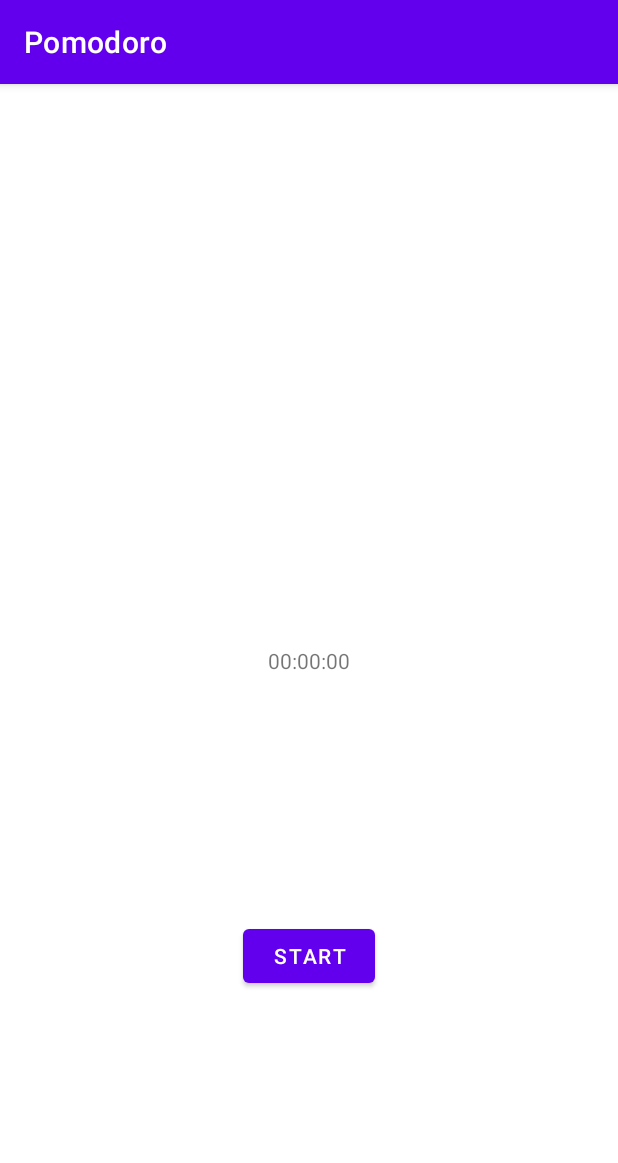
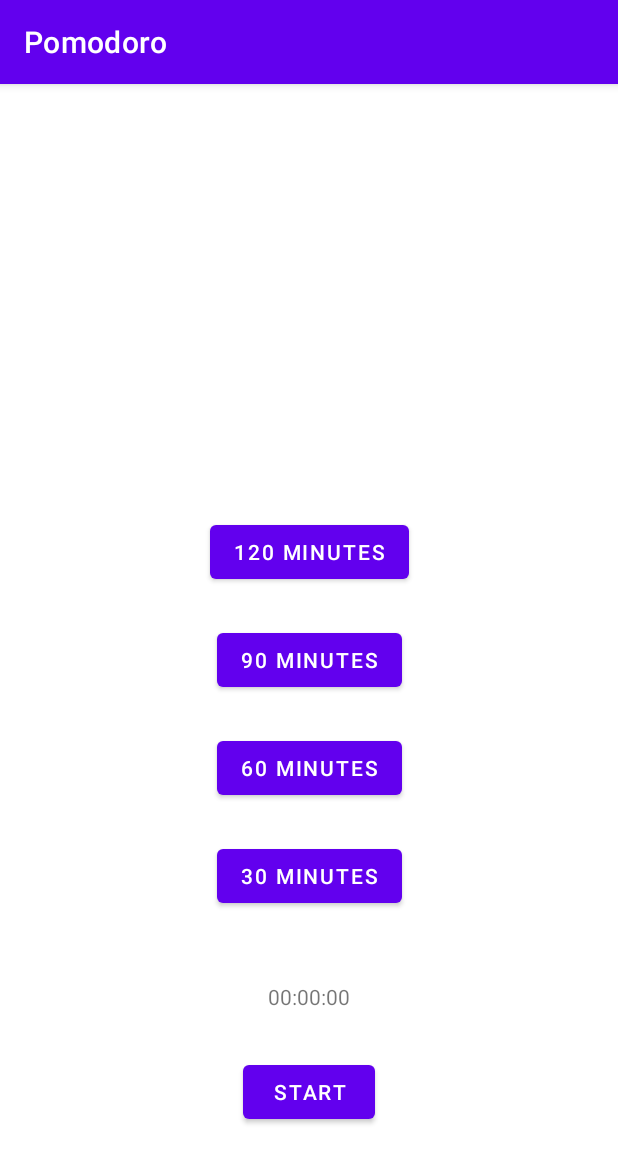
Before and after one commit to UiA-IKT-205/hanaMyhre, an Android app: the screen it shows after launch (MainActivity), on a phone screen of 412 x 824 dp. Shown: the top 1163 px of the screen. Run offline under Robolectric (Android 15) with nearby library versions, the phone set to English and light mode, and no system bars.

Commit message:
added pomodor app with different timedurations

```diff
--- a/pomodoro/Pomodoro-main/app/src/main/java/no/uia/ikt205/pomodoro/MainActivity.kt
+++ b/pomodoro/Pomodoro-main/app/src/main/java/no/uia/ikt205/pomodoro/MainActivity.kt
@@ -13,9 +13,15 @@ class MainActivity : AppCompatActivity() {
 
     lateinit var timer:CountDownTimer
     lateinit var startButton:Button
-    lateinit var coutdownDisplay:TextView
+    lateinit var countdownDisplay:TextView
 
-    val timeToCountDownInMs = 5000L
+    lateinit var button30:Button
+    lateinit var button60:Button
+    lateinit var button90:Button
+    lateinit var button120:Button
+
+    val minutesToMs = 60 * 1000L
+    var timeToCountDownInMs = 5000L
     val timeTicks = 1000L
 
     override fun onCreate(savedInstanceState: Bundle?) {
@@ -23,11 +29,33 @@ class MainActivity : AppCompatActivity() {
         setContentView(R.layout.activity_main)
 
        startButton = findViewById<Button>(R.id.startCountdownButton)
-       startButton.setOnClickListener(){
-           startCountDown(it)
-       }
-       coutdownDisplay = findViewById<TextView>(R.id.countDownView)
+        button30 = findViewById<Button>(R.id.minutes30)
+        button60 = findViewById<Button>(R.id.minutes60)
+        button90 = findViewById<Button>(R.id.minutes90)
+        button120 = findViewById<Button>(R.id.minutes120)
 
+        startButton.setOnClickListener(){
+            startCountDown(it)
+        }
+
+        button30.setOnClickListener(){
+            timeToCountDownInMs = 30 * minutesToMs
+        }
+
+        button60.setOnClickListener(){
+            timeToCountDownInMs = 60 * minutesToMs
+        }
+
+        button90.setOnClickListener(){
+            timeToCountDownInMs = 90 * minutesToMs
+        }
+
+        button120.setOnClickListener(){
+            timeToCountDownInMs = 120 * minutesToMs
+        }
+
+
+       countdownDisplay = findViewById<TextView>(R.id.countDownView)
     }
 
     fun startCountDown(v: View){
@@ -45,8 +73,11 @@ class MainActivity : AppCompatActivity() {
         timer.start()
     }
 
+
     fun updateCountDownDisplay(timeInMs:Long){
-        coutdownDisplay.text = millisecondsToDescriptiveTime(timeInMs)
+        countdownDisplay.text = millisecondsToDescriptiveTime(timeInMs)
     }
 
+
+
 }
--- a/pomodoro/Pomodoro-main/app/src/main/res/layout/activity_main.xml
+++ b/pomodoro/Pomodoro-main/app/src/main/res/layout/activity_main.xml
@@ -14,7 +14,8 @@
         app:layout_constraintBottom_toBottomOf="parent"
         app:layout_constraintLeft_toLeftOf="parent"
         app:layout_constraintRight_toRightOf="parent"
-        app:layout_constraintTop_toTopOf="parent" />
+        app:layout_constraintTop_toTopOf="parent"
+        app:layout_constraintVertical_bias="0.8" />
 
     <Button
         android:id="@+id/startCountdownButton"
@@ -22,9 +23,62 @@
         android:layout_height="wrap_content"
         android:text="@string/startButtonText"
         app:layout_constraintBottom_toBottomOf="parent"
-        app:layout_constraintEnd_toEndOf="parent"
-        app:layout_constraintStart_toStartOf="parent"
-        app:layout_constraintTop_toBottomOf="@+id/countDownView" />
+        app:layout_constraintLeft_toLeftOf="parent"
+        app:layout_constraintRight_toRightOf="parent"
+        app:layout_constraintTop_toTopOf="parent"
+        app:layout_constraintVertical_bias="0.90" /> />
+
+
+
+    <!-- Buttons setting duration time -->
+
+
+    <Button
+        android:id="@+id/minutes30"
+        android:layout_width="wrap_content"
+        android:layout_height="wrap_content"
+        android:text="@string/button30Text"
+        app:layout_constraintBottom_toBottomOf="parent"
+        app:layout_constraintLeft_toLeftOf="parent"
+        app:layout_constraintRight_toRightOf="parent"
+        app:layout_constraintTop_toTopOf="parent"
+        app:layout_constraintVertical_bias="0.7" />
+        />
+
+    <Button
+        android:id="@+id/minutes60"
+        android:layout_width="wrap_content"
+        android:layout_height="wrap_content"
+        android:text="@string/button60Text"
+        app:layout_constraintBottom_toBottomOf="parent"
+        app:layout_constraintLeft_toLeftOf="parent"
+        app:layout_constraintRight_toRightOf="parent"
+        app:layout_constraintTop_toTopOf="parent"
+        app:layout_constraintVertical_bias="0.6" />
+        />
+
+    <Button
+        android:id="@+id/minutes90"
+        android:layout_width="wrap_content"
+        android:layout_height="wrap_content"
+        android:text="@string/button90Text"
+        app:layout_constraintBottom_toBottomOf="parent"
+        app:layout_constraintLeft_toLeftOf="parent"
+        app:layout_constraintRight_toRightOf="parent"
+        app:layout_constraintTop_toTopOf="parent"
+        app:layout_constraintVertical_bias="0.5" />
+
+    <Button
+        android:id="@+id/minutes120"
+        android:layout_width="wrap_content"
+        android:layout_height="wrap_content"
+        android:text="@string/button120Text"
+        app:layout_constraintBottom_toBottomOf="parent"
+        app:layout_constraintLeft_toLeftOf="parent"
+        app:layout_constraintRight_toRightOf="parent"
+        app:layout_constraintTop_toTopOf="parent"
+        app:layout_constraintVertical_bias="0.4" />
+
 
 
 </androidx.constraintlayout.widget.ConstraintLayout>
--- a/pomodoro/Pomodoro-main/app/src/main/res/values/strings.xml
+++ b/pomodoro/Pomodoro-main/app/src/main/res/values/strings.xml
@@ -2,4 +2,9 @@
     <string name="app_name">Pomodoro</string>
     <string name="default_time_display">00:00:00</string>
     <string name="startButtonText">Start</string>
+    <string name="button30Text">30 minutes</string>
+    <string name="button60Text">60 minutes</string>
+    <string name="button90Text">90 minutes</string>
+    <string name="button120Text">120 minutes</string>
+
 </resources>
--- a/pomodoro/Pomodoro-main/build.gradle
+++ b/pomodoro/Pomodoro-main/build.gradle
@@ -6,7 +6,7 @@ buildscript {
         jcenter()
     }
     dependencies {
-        classpath "com.android.tools.build:gradle:4.2.0-beta02"
+        classpath "com.android.tools.build:gradle:4.1.2"
         classpath "org.jetbrains.kotlin:kotlin-gradle-plugin:$kotlin_version"
 
         // NOTE: Do not place your application dependencies here; they belong
```
